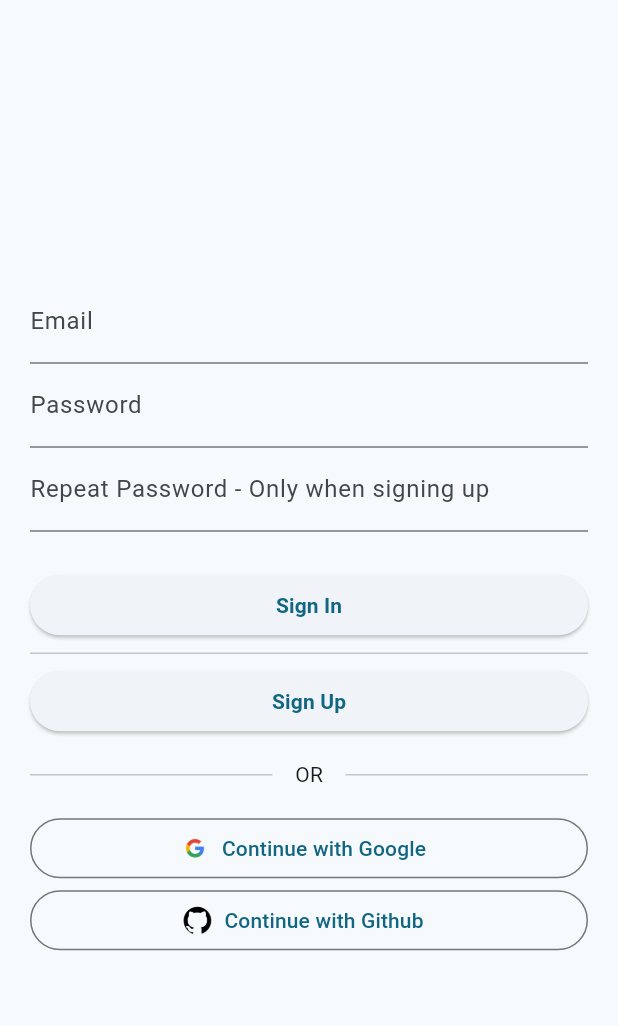
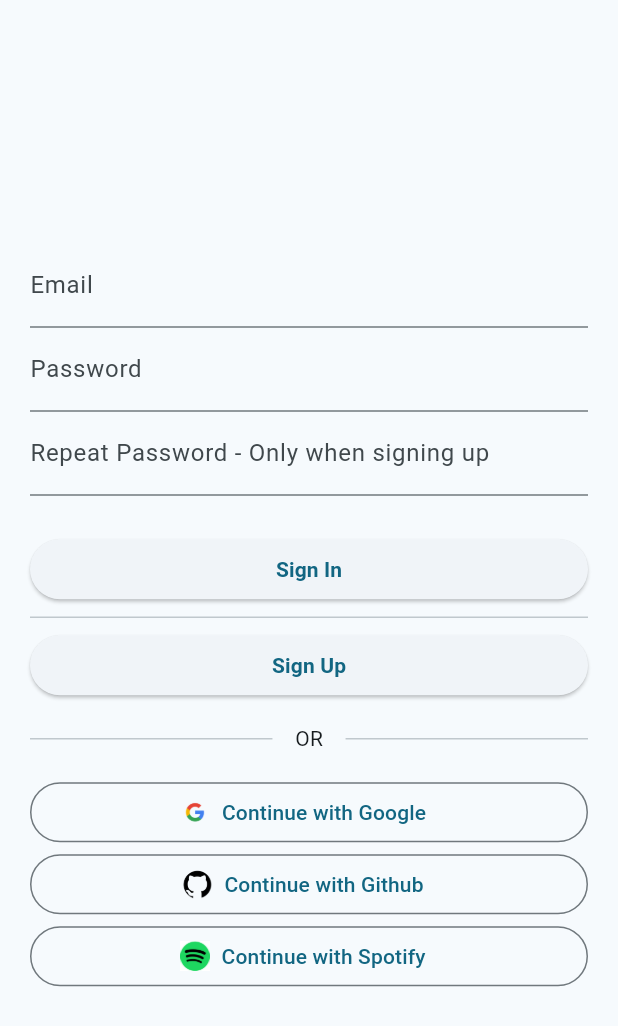
Before and after one commit to TheHuntingGame/the_hunting_game, a Flutter app: the LoginPage screen opened directly, on a phone screen of 412 x 824 dp. Shown: the top 1026 px of the screen. Run offline on Flutter 3.47's test engine with Material 3 defaults, Android fonts, the phone set to English and light mode, and no system bars; our stand-ins replace flutter_dotenv, flutter_map, geolocator, google_sign_in, latlong2, permission_handler and 3 more; missing offline and left inert: flutter_map_cancellable_tile_provider; accounts and stored records are empty.

Commit message:
add spotify log in

```diff
--- a/lib/authentication/login_page.dart
+++ b/lib/authentication/login_page.dart
@@ -138,6 +138,17 @@ class _StartPageState extends State<LoginPage> {
                     ),
                     label: const Text("Continue with Github"),
                   ),
+
+                  OutlinedButton.icon(
+                    onPressed: () async {
+                      await signinwithSpotify(context);
+                    },
+                    icon: Image.asset(
+                      'lib/images/spotify_icon.png',
+                      height: 20,
+                    ),
+                    label: const Text("Continue with Spotify"),
+                  ),
                 ],
               ),
             ),
```
Also changed, not shown: lib/authentication/auth_functions.dart (+23 -1 lines), lib/images/spotify_icon.png (added).
